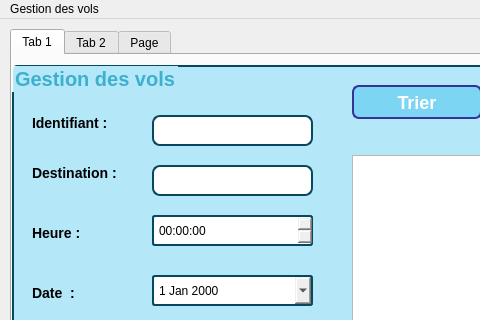
chakirachaabane/Smart_Airport_2A22, file mainwindow.ui: the form before one commit; both pictures show x 0 to 480 and y 0 to 320 of the 1261 by 636 pixel window.
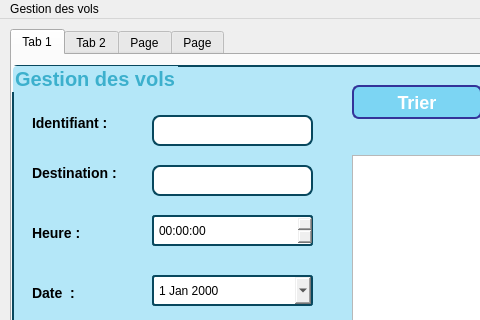
The form after the commit.

The edit to the form file:
```diff
--- a/mainwindow.ui
+++ b/mainwindow.ui
@@ -1112,6 +1112,11 @@
       </widget>
      </widget>
     </widget>
+    <widget class="QWidget" name="tab_4">
+     <attribute name="title">
+      <string>Page</string>
+     </attribute>
+    </widget>
    </widget>
   </widget>
   <widget class="QMenuBar" name="menubar">
```
